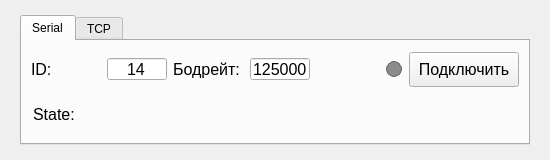
Qt form modules/Main_Serial/DialogSerialTCP.ui (AtariVC/ddii_scopus) before a commit.
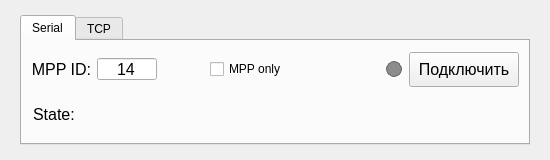
The same form after that commit. Custom widgets are drawn as their Qt base class.

```diff
--- a/modules/Main_Serial/DialogSerialTCP.ui
+++ b/modules/Main_Serial/DialogSerialTCP.ui
@@ -81,7 +81,7 @@
         </attribute>
         <layout class="QVBoxLayout" name="verticalLayout_2">
          <item>
-          <layout class="QHBoxLayout" name="horizontalLayout_w" stretch="1,1,1,1,0,1,1,0,1,0,1">
+          <layout class="QHBoxLayout" name="horizontalLayout_w" stretch="1,1,1,0,1,1,1,0,1,0,1">
            <item>
             <widget class="QLabel" name="label_10">
              <property name="sizePolicy">
@@ -96,7 +96,10 @@
               </font>
              </property>
              <property name="text">
-              <string>ID:</string>
+              <string>MPP ID:</string>
+             </property>
+             <property name="alignment">
+              <set>Qt::AlignRight|Qt::AlignTrailing|Qt::AlignVCenter</set>
              </property>
             </widget>
            </item>
@@ -136,60 +139,6 @@
              </property>
             </widget>
            </item>
-           <item>
-            <widget class="QLabel" name="label_11">
-             <property name="sizePolicy">
-              <sizepolicy hsizetype="Expanding" vsizetype="Expanding">
-               <horstretch>0</horstretch>
-               <verstretch>0</verstretch>
-              </sizepolicy>
-             </property>
-             <property name="font">
-              <font>
-               <pointsize>12</pointsize>
-              </font>
-             </property>
-             <property name="text">
-              <string>Бодрейт:</string>
-             </property>
-            </widget>
-           </item>
-           <item>
-            <widget class="AutoSizeLineEdit" name="lineEdit_Bauderate_w">
-             <property name="sizePolicy">
-              <sizepolicy hsizetype="Expanding" vsizetype="Expanding">
-               <horstretch>0</horstretch>
-               <verstretch>0</verstretch>
-              </sizepolicy>
-             </property>
-             <property name="minimumSize">
-              <size>
-               <width>60</width>
-               <height>22</height>
-              </size>
-             </property>
-             <property name="maximumSize">
-              <size>
-               <width>35</width>
-               <height>22</height>
-              </size>
-             </property>
-             <property name="font">
-              <font>
-               <pointsize>12</pointsize>
-              </font>
-             </property>
-             <property name="styleSheet">
-              <string notr="true"/>
-             </property>
-             <property name="text">
-              <string>125000</string>
-             </property>
-             <property name="alignment">
-              <set>Qt::AlignCenter</set>
-             </property>
-            </widget>
-           </item>
            <item>
             <spacer name="horizontalSpacer_5">
              <property name="orientation">
@@ -203,6 +152,13 @@
              </property>
             </spacer>
            </item>
+           <item>
+            <widget class="QCheckBox" name="checkBox">
+             <property name="text">
+              <string>MPP only</string>
+             </property>
+            </widget>
+           </item>
            <item>
             <spacer name="horizontalSpacer">
              <property name="orientation">
@@ -219,6 +175,19 @@
            <item>
             <layout class="QHBoxLayout" name="horizontalLayout_comport"/>
            </item>
+           <item>
+            <spacer name="horizontalSpacer_10">
+             <property name="orientation">
+              <enum>Qt::Horizontal</enum>
+             </property>
+             <property name="sizeHint" stdset="0">
+              <size>
+               <width>1</width>
+               <height>20</height>
+              </size>
+             </property>
+            </spacer>
+           </item>
            <item>
             <spacer name="horizontalSpacer_2">
              <property name="orientation">
```
